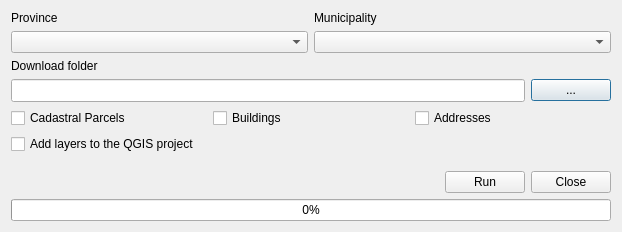
First picture: the form in Spanish_Inspire_Catastral_Downloader_dialog_base.ui, repository sigdeletras/Spanish_Inspire_Catastral_Downloader, before the edit.
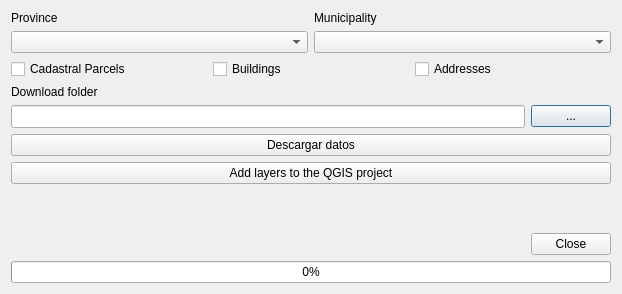
Second picture: the form after the edit.

Commit message: V2.0: Integrado PR de Laura García de Marina https://github.com/lgarciademarina para integrar los listados de provincias y municipios desde los servicios de catastro Se separa los pasos de descarga y añadir capas al proyecto El complmento ya es solo compatible con versiones 2.* Añadidos más mensajes de aviso al usuario No es ncesario convertir a geojsonn los GML. Se cargan ya directamente. Revisiones y mejoras en el estilo de código

Patch:
```diff
--- a/Spanish_Inspire_Catastral_Downloader_dialog_base.ui
+++ b/Spanish_Inspire_Catastral_Downloader_dialog_base.ui
@@ -7,7 +7,7 @@
     <x>0</x>
     <y>0</y>
     <width>622</width>
-    <height>232</height>
+    <height>294</height>
    </rect>
   </property>
   <property name="windowTitle">
@@ -67,6 +67,49 @@
      </item>
     </layout>
    </item>
+   <item>
+    <layout class="QGridLayout" name="gridLayout_2">
+     <item row="0" column="1">
+      <widget class="QCheckBox" name="checkBox_buildings">
+       <property name="sizePolicy">
+        <sizepolicy hsizetype="Expanding" vsizetype="Fixed">
+         <horstretch>0</horstretch>
+         <verstretch>0</verstretch>
+        </sizepolicy>
+       </property>
+       <property name="text">
+        <string>Buildings</string>
+       </property>
+      </widget>
+     </item>
+     <item row="0" column="2">
+      <widget class="QCheckBox" name="checkBox_addresses">
+       <property name="sizePolicy">
+        <sizepolicy hsizetype="Expanding" vsizetype="Fixed">
+         <horstretch>0</horstretch>
+         <verstretch>0</verstretch>
+        </sizepolicy>
+       </property>
+       <property name="text">
+        <string>Addresses</string>
+       </property>
+      </widget>
+     </item>
+     <item row="0" column="0">
+      <widget class="QCheckBox" name="checkBox_parcels">
+       <property name="sizePolicy">
+        <sizepolicy hsizetype="Expanding" vsizetype="Fixed">
+         <horstretch>0</horstretch>
+         <verstretch>0</verstretch>
+        </sizepolicy>
+       </property>
+       <property name="text">
+        <string>Cadastral Parcels</string>
+       </property>
+      </widget>
+     </item>
+    </layout>
+   </item>
    <item>
     <widget class="QLabel" name="label_descarga">
      <property name="text">
@@ -102,60 +145,18 @@
     </layout>
    </item>
    <item>
-    <layout class="QGridLayout" name="gridLayout_2">
-     <item row="0" column="1">
-      <widget class="QCheckBox" name="checkBox_buildings">
-       <property name="sizePolicy">
-        <sizepolicy hsizetype="Expanding" vsizetype="Fixed">
-         <horstretch>0</horstretch>
-         <verstretch>0</verstretch>
-        </sizepolicy>
-       </property>
-       <property name="text">
-        <string>Buildings</string>
-       </property>
-      </widget>
-     </item>
-     <item row="0" column="2">
-      <widget class="QCheckBox" name="checkBox_addresses">
-       <property name="sizePolicy">
-        <sizepolicy hsizetype="Expanding" vsizetype="Fixed">
-         <horstretch>0</horstretch>
-         <verstretch>0</verstretch>
-        </sizepolicy>
-       </property>
-       <property name="text">
-        <string>Addresses</string>
-       </property>
-      </widget>
-     </item>
-     <item row="0" column="0">
-      <widget class="QCheckBox" name="checkBox_parcels">
-       <property name="sizePolicy">
-        <sizepolicy hsizetype="Expanding" vsizetype="Fixed">
-         <horstretch>0</horstretch>
-         <verstretch>0</verstretch>
-        </sizepolicy>
-       </property>
-       <property name="text">
-        <string>Cadastral Parcels</string>
-       </property>
-      </widget>
-     </item>
-     <item row="1" column="0">
-      <widget class="QCheckBox" name="checkBox_load_layers">
-       <property name="sizePolicy">
-        <sizepolicy hsizetype="Expanding" vsizetype="Fixed">
-         <horstretch>0</horstretch>
-         <verstretch>0</verstretch>
-        </sizepolicy>
-       </property>
-       <property name="text">
-        <string>Add layers to the QGIS project</string>
-       </property>
-      </widget>
-     </item>
-    </layout>
+    <widget class="QPushButton" name="pushButton_run">
+     <property name="text">
+      <string>Descargar datos</string>
+     </property>
+    </widget>
+   </item>
+   <item>
+    <widget class="QPushButton" name="pushButton_add_layers">
+     <property name="text">
+      <string>Add layers to the QGIS project</string>
+     </property>
+    </widget>
    </item>
    <item>
     <spacer name="verticalSpacer">
@@ -185,19 +186,6 @@
        </property>
       </spacer>
      </item>
-     <item>
-      <widget class="QPushButton" name="pushButton_run">
-       <property name="sizePolicy">
-        <sizepolicy hsizetype="Fixed" vsizetype="Fixed">
-         <horstretch>0</horstretch>
-         <verstretch>0</verstretch>
-        </sizepolicy>
-       </property>
-       <property name="text">
-        <string>Run</string>
-       </property>
-      </widget>
-     </item>
      <item>
       <widget class="QDialogButtonBox" name="button_box">
        <property name="sizePolicy">
```
The commit also changes 2 other files.
